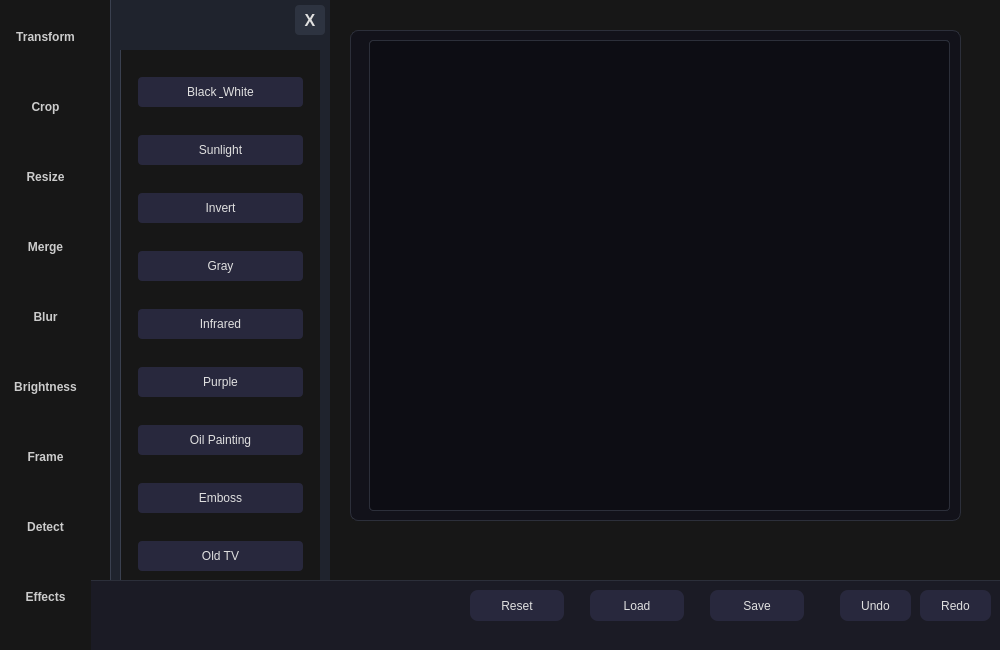
Abdelhamid-El-rashidy/RGBit, file mainwindow.ui: the form before one commit.
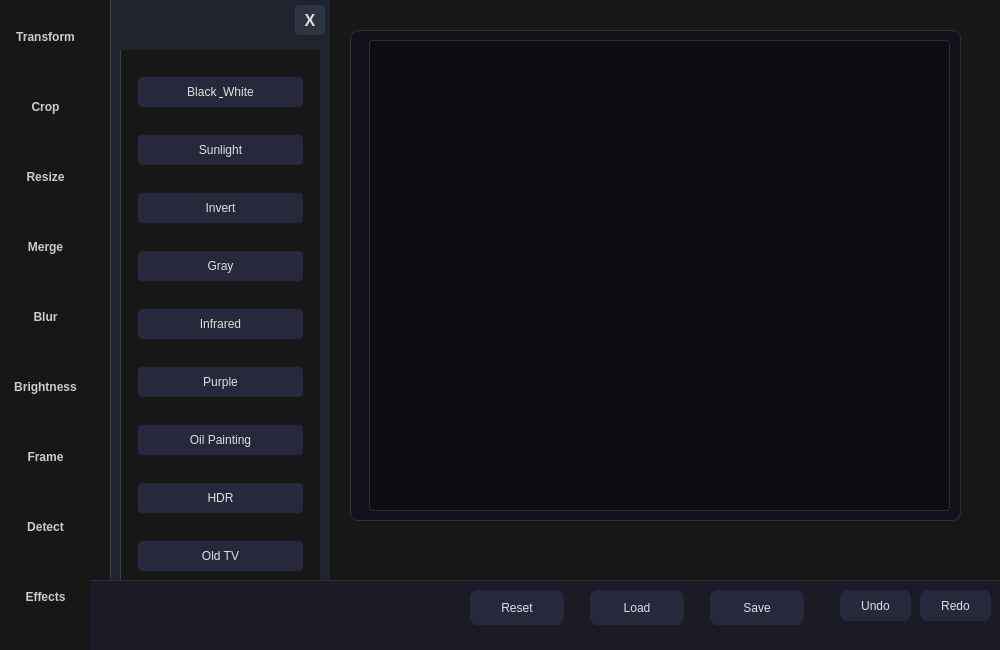
The form after the commit. The open tabs and pages were chosen to show the change.

Commit message: Editing infrared filter

Patch:
```diff
--- a/mainwindow.ui
+++ b/mainwindow.ui
@@ -443,7 +443,7 @@
        <x>710</x>
        <y>10</y>
        <width>94</width>
-       <height>31</height>
+       <height>35</height>
       </rect>
      </property>
      <property name="styleSheet">
@@ -478,7 +478,7 @@
        <x>590</x>
        <y>10</y>
        <width>94</width>
-       <height>31</height>
+       <height>35</height>
       </rect>
      </property>
      <property name="styleSheet">
@@ -513,7 +513,7 @@
        <x>470</x>
        <y>10</y>
        <width>94</width>
-       <height>31</height>
+       <height>35</height>
       </rect>
      </property>
      <property name="styleSheet">
@@ -932,7 +932,7 @@
            }</string>
          </property>
          <property name="text">
-          <string>Emboss</string>
+          <string>HDR</string>
          </property>
         </widget>
        </item>
```
Left out of the diff: 2 changed lines with no effect on the pictures. The commit also changes 1 other file.
